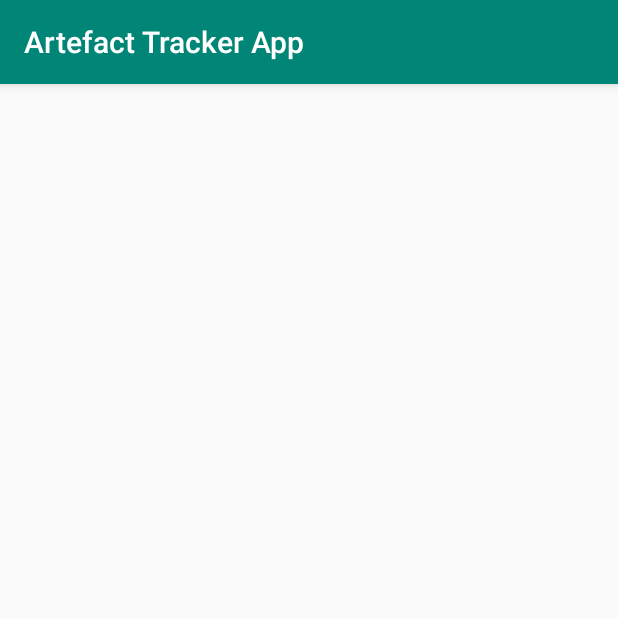
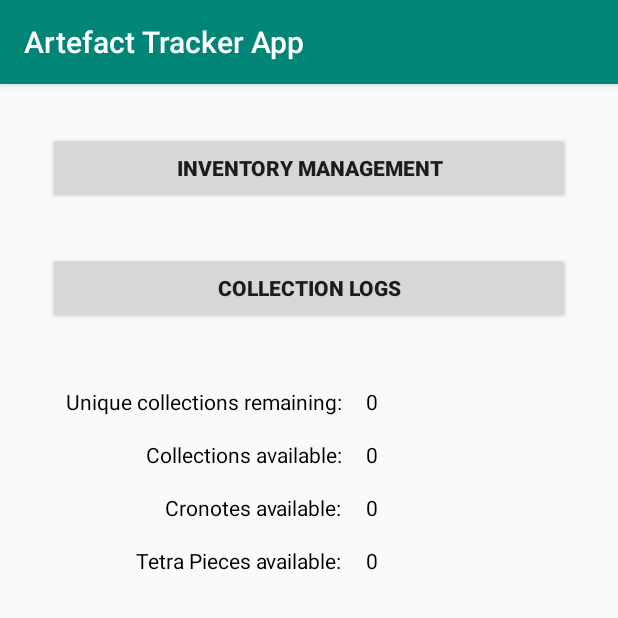
Before and after one commit to d-mcadam/ArtefactTracker, an Android app: the screen it shows after launch (MainActivity), on a phone screen of 412 x 824 dp, the top half of it. Run offline under Robolectric (Android 15) with nearby library versions, the phone set to English and light mode, and no system bars.

Commit message:
Update activity_main.xml
declared buttons, text views and positions

```diff
--- a/app/src/main/res/layout/activity_main.xml
+++ b/app/src/main/res/layout/activity_main.xml
@@ -6,4 +6,111 @@
     android:layout_height="match_parent"
     tools:context=".Activities.MainActivity">
 
+    <Button
+        android:id="@+id/buttonInventoryManagement"
+        android:layout_width="0dp"
+        android:layout_height="wrap_content"
+        android:layout_marginStart="32dp"
+        android:layout_marginTop="32dp"
+        android:layout_marginEnd="32dp"
+        android:text="@string/main_menu_inventory_button"
+        android:textAllCaps="true"
+        android:textStyle="bold"
+        app:layout_constraintEnd_toEndOf="parent"
+        app:layout_constraintStart_toStartOf="parent"
+        app:layout_constraintTop_toTopOf="parent" />
+
+    <Button
+        android:id="@+id/buttonCollectLogs"
+        android:layout_width="0dp"
+        android:layout_height="wrap_content"
+        android:layout_marginStart="32dp"
+        android:layout_marginTop="32dp"
+        android:layout_marginEnd="32dp"
+        android:text="@string/main_menu_collection_button"
+        android:textStyle="bold"
+        app:layout_constraintEnd_toEndOf="parent"
+        app:layout_constraintStart_toStartOf="parent"
+        app:layout_constraintTop_toBottomOf="@+id/buttonInventoryManagement" />
+
+    <TextView
+        android:id="@+id/textView"
+        android:layout_width="0dp"
+        android:layout_height="wrap_content"
+        android:layout_marginStart="44dp"
+        android:layout_marginTop="42dp"
+        android:text="@string/main_menu_unique_remaining_label"
+        android:textColor="@android:color/background_dark"
+        app:layout_constraintStart_toStartOf="parent"
+        app:layout_constraintTop_toBottomOf="@+id/buttonCollectLogs" />
+
+    <TextView
+        android:id="@+id/textView2"
+        android:layout_width="wrap_content"
+        android:layout_height="wrap_content"
+        android:layout_marginTop="16dp"
+        android:text="@string/main_menu_available_label"
+        android:textColor="@android:color/background_dark"
+        app:layout_constraintEnd_toEndOf="@+id/textView"
+        app:layout_constraintTop_toBottomOf="@+id/textView" />
+
+    <TextView
+        android:id="@+id/textView3"
+        android:layout_width="wrap_content"
+        android:layout_height="wrap_content"
+        android:layout_marginTop="16dp"
+        android:text="@string/main_menu_cronotes_label"
+        android:textColor="@android:color/background_dark"
+        app:layout_constraintEnd_toEndOf="@+id/textView2"
+        app:layout_constraintTop_toBottomOf="@+id/textView2" />
+
+    <TextView
+        android:id="@+id/textView4"
+        android:layout_width="wrap_content"
+        android:layout_height="wrap_content"
+        android:layout_marginTop="16dp"
+        android:text="@string/main_menu_tetra_label"
+        android:textColor="@android:color/background_dark"
+        app:layout_constraintEnd_toEndOf="@+id/textView3"
+        app:layout_constraintTop_toBottomOf="@+id/textView3" />
+
+    <TextView
+        android:id="@+id/textViewUniqueRemaining"
+        android:layout_width="wrap_content"
+        android:layout_height="wrap_content"
+        android:layout_marginStart="16dp"
+        android:text="@string/default_zero"
+        android:textColor="@android:color/black"
+        app:layout_constraintStart_toEndOf="@+id/textView"
+        app:layout_constraintTop_toTopOf="@+id/textView" />
+
+    <TextView
+        android:id="@+id/textViewAvailableCount"
+        android:layout_width="wrap_content"
+        android:layout_height="wrap_content"
+        android:layout_marginStart="16dp"
+        android:text="@string/default_zero"
+        android:textColor="@android:color/background_dark"
+        app:layout_constraintStart_toEndOf="@+id/textView2"
+        app:layout_constraintTop_toTopOf="@+id/textView2" />
+
+    <TextView
+        android:id="@+id/textViewCronotesCount"
+        android:layout_width="wrap_content"
+        android:layout_height="wrap_content"
+        android:layout_marginStart="16dp"
+        android:text="@string/default_zero"
+        android:textColor="@android:color/background_dark"
+        app:layout_constraintStart_toEndOf="@+id/textView3"
+        app:layout_constraintTop_toTopOf="@+id/textView3" />
+
+    <TextView
+        android:id="@+id/textViewTetraCount"
+        android:layout_width="wrap_content"
+        android:layout_height="wrap_content"
+        android:layout_marginStart="16dp"
+        android:text="@string/default_zero"
+        android:textColor="@android:color/background_dark"
+        app:layout_constraintStart_toEndOf="@+id/textView4"
+        app:layout_constraintTop_toTopOf="@+id/textView4" />
 </androidx.constraintlayout.widget.ConstraintLayout>
```
